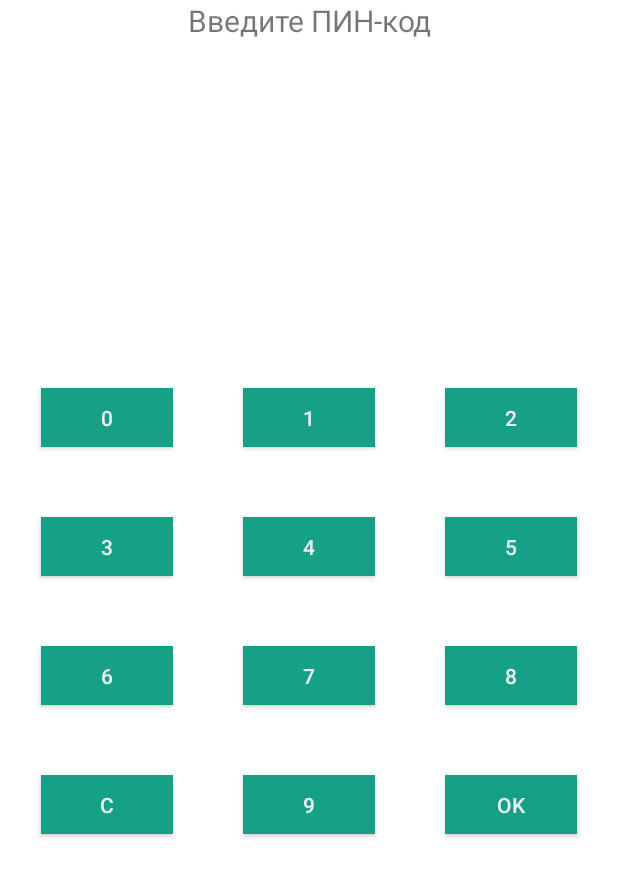
After one commit to listormborn/RPO, an Android app: the PinpadActivity screen opened directly, with no data from a screen before it, on a phone screen of 412 x 824 dp. The commit adds this screen. Shown: the top 877 px of the screen. Run offline under Robolectric (Android 15) with nearby library versions, the phone set to English and light mode, and no system bars; 2 statements that could not run were skipped.

Commit message:
<3_labs>

```diff
--- a/fclient/app/build.gradle
+++ b/fclient/app/build.gradle
@@ -47,6 +47,7 @@ dependencies {
     implementation 'androidx.appcompat:appcompat:1.1.0'
     implementation 'com.google.android.material:material:1.1.0'
     implementation 'androidx.constraintlayout:constraintlayout:1.1.3'
+    implementation 'apache-codec:commons-codec:1.2'
     testImplementation 'junit:junit:4.+'
     androidTestImplementation 'androidx.test.ext:junit:1.1.1'
     androidTestImplementation 'androidx.test.espresso:espresso-core:3.2.0'
--- a/fclient/app/src/main/AndroidManifest.xml
+++ b/fclient/app/src/main/AndroidManifest.xml
@@ -16,6 +16,7 @@
                 <category android:name="android.intent.category.LAUNCHER" />
             </intent-filter>
         </activity>
+        <activity android:name=".PinpadActivity" />
     </application>
 
 </manifest>
--- /dev/null
+++ b/fclient/app/src/main/java/ru/iu3/fclient/PinpadActivity.java
@@ -0,0 +1,85 @@
+package ru.iu3.fclient;
+
+import android.app.Activity;
+import android.content.Intent;
+import android.os.Bundle;
+import android.view.View;
+import android.widget.Button;
+import android.widget.TextView;
+
+public class PinpadActivity extends Activity {
+
+    TextView tvPin;
+    String pin ="";
+    final int MAX_KEYS = 10;
+
+    @Override
+    protected void onCreate(Bundle savedInstanceState){
+        super.onCreate(savedInstanceState);
+        setContentView(R.layout.activity_pinpad);
+
+        tvPin = findViewById(R.id.txtPin);
+
+        ShuffleKeys();
+
+        findViewById(R.id.btnOK).setOnClickListener((View)-> {
+            Intent it = new Intent();
+            it.putExtra("pin", pin);
+            setResult(RESULT_OK, it);
+            finish();
+        });
+
+        findViewById(R.id.btnReset).setOnClickListener((View)-> {
+            pin="";
+            tvPin.setText("");
+        });
+
+        findViewById(R.id.btnKey0).setOnClickListener((View v) -> {keyClick(v);});
+        findViewById(R.id.btnKey1).setOnClickListener((View v) -> {keyClick(v);});
+        findViewById(R.id.btnKey2).setOnClickListener((View v) -> {keyClick(v);});
+        findViewById(R.id.btnKey3).setOnClickListener((View v) -> {keyClick(v);});
+        findViewById(R.id.btnKey4).setOnClickListener((View v) -> {keyClick(v);});
+        findViewById(R.id.btnKey5).setOnClickListener((View v) -> {keyClick(v);});
+        findViewById(R.id.btnKey6).setOnClickListener((View v) -> {keyClick(v);});
+        findViewById(R.id.btnKey7).setOnClickListener((View v) -> {keyClick(v);});
+        findViewById(R.id.btnKey8).setOnClickListener((View v) -> {keyClick(v);});
+        findViewById(R.id.btnKey9).setOnClickListener((View v) -> {keyClick(v);});
+    }
+
+    protected void keyClick(View v)
+    {
+        String key = ((TextView)v).getText().toString();
+        int sz = pin.length();
+        if (sz < 4)
+        {
+            pin+=key;
+            tvPin.setText("****".substring(3-sz));
+        }
+    }
+
+    protected void ShuffleKeys()
+    {
+        Button keys[] = new Button[] {
+                findViewById(R.id.btnKey0),
+                findViewById(R.id.btnKey1),
+                findViewById(R.id.btnKey2),
+                findViewById(R.id.btnKey3),
+                findViewById(R.id.btnKey4),
+                findViewById(R.id.btnKey5),
+                findViewById(R.id.btnKey6),
+                findViewById(R.id.btnKey7),
+                findViewById(R.id.btnKey8),
+                findViewById(R.id.btnKey9)
+        };
+
+        byte[] rnd = MainActivity.randomBytes(MAX_KEYS);
+        for(int i = 0; i < MAX_KEYS; i++)
+        {
+            int idx = (rnd[i] & 0xFF) % 10;
+            CharSequence txt = keys[idx].getText();
+            keys[idx].setText(keys[i].getText());
+            keys[i].setText(txt);
+        }
+    }
+
+}
--- /dev/null
+++ b/fclient/app/src/main/res/layout/activity_pinpad.xml
@@ -0,0 +1,42 @@
+<?xml version="1.0" encoding="utf-8"?>
+<LinearLayout
+    xmlns:android="http://schemas.android.com/apk/res/android"
+    android:layout_width="match_parent"
+    android:layout_height="match_parent"
+    android:orientation="vertical">
+
+    <TextView
+        android:text="Введите ПИН-код"
+        android:textSize="20dp"
+        android:textAlignment="center"
+        android:layout_width="match_parent"
+        android:layout_height="wrap_content" />
+    <TextView
+        android:id="@+id/txtPin"
+        android:text=""
+        android:textSize="28dp"
+        android:textAlignment="center"
+        android:layout_width="match_parent"
+        android:layout_height="wrap_content" />
+    <GridLayout
+        android:layout_width="wrap_content"
+        android:layout_height="wrap_content"
+        android:layout_gravity = "center"
+        android:orientation="horizontal"
+        android:layout_marginTop="170dp"
+        android:columnCount="3"
+        >
+        <Button android:id="@+id/btnKey1" android:text="1" android:onClick="keyClick" style="@style/Button" />
+        <Button android:id="@+id/btnKey2" android:text="2" android:onClick="keyClick" style="@style/Button" />
+        <Button android:id="@+id/btnKey3" android:text="3" android:onClick="keyClick" style="@style/Button" />
+        <Button android:id="@+id/btnKey4" android:text="4" android:onClick="keyClick" style="@style/Button" />
+        <Button android:id="@+id/btnKey5" android:text="5" android:onClick="keyClick" style="@style/Button" />
+        <Button android:id="@+id/btnKey6" android:text="6" android:onClick="keyClick" style="@style/Button" />
+        <Button android:id="@+id/btnKey7" android:text="7" android:onClick="keyClick" style="@style/Button" />
+        <Button android:id="@+id/btnKey8" android:text="8" android:onClick="keyClick" style="@style/Button" />
+        <Button android:id="@+id/btnKey9" android:text="9" android:onClick="keyClick" style="@style/Button" />
+        <Button android:id="@+id/btnReset" android:text="C" android:onClick="keyClick" style="@style/Button" />
+        <Button android:id="@+id/btnKey0" android:text="0" android:onClick="keyClick" style="@style/Button" />
+        <Button android:id="@+id/btnOK" android:text="OK" android:onClick="keyClick" style="@style/Button" />
+    </GridLayout>
+</LinearLayout>
--- /dev/null
+++ b/fclient/app/src/main/res/values/ids.xml
@@ -0,0 +1,4 @@
+<?xml version="1.0" encoding="utf-8"?>
+<resources>
+    <item name="btnClickMe" type="id" />
+</resources>
--- /dev/null
+++ b/fclient/app/src/main/res/values/styles.xml
@@ -0,0 +1,13 @@
+<?xml version="1.0" encoding="utf-8"?>
+<resources>
+    <style name="Button">
+        <item name="android:textColor">#ecf0f1</item>
+        <item name="android:padding">10dp</item>
+        <item name="android:minWidth">88dp</item>
+        <item name="android:minHeight">36dp</item>
+        <item name="android:layout_margin">23dp</item>
+        <item name="android:elevation">1dp</item>
+        <item name="android:translationZ">1dp</item>
+        <item name="android:background">#16a085</item>
+    </style>
+</resources>
```
Also changed, not shown: fclient/app/src/main/java/ru/iu3/fclient/MainActivity.java (+76 -6 lines), fclient/app/src/main/res/layout/activity_main.xml (+4 -3 lines).
